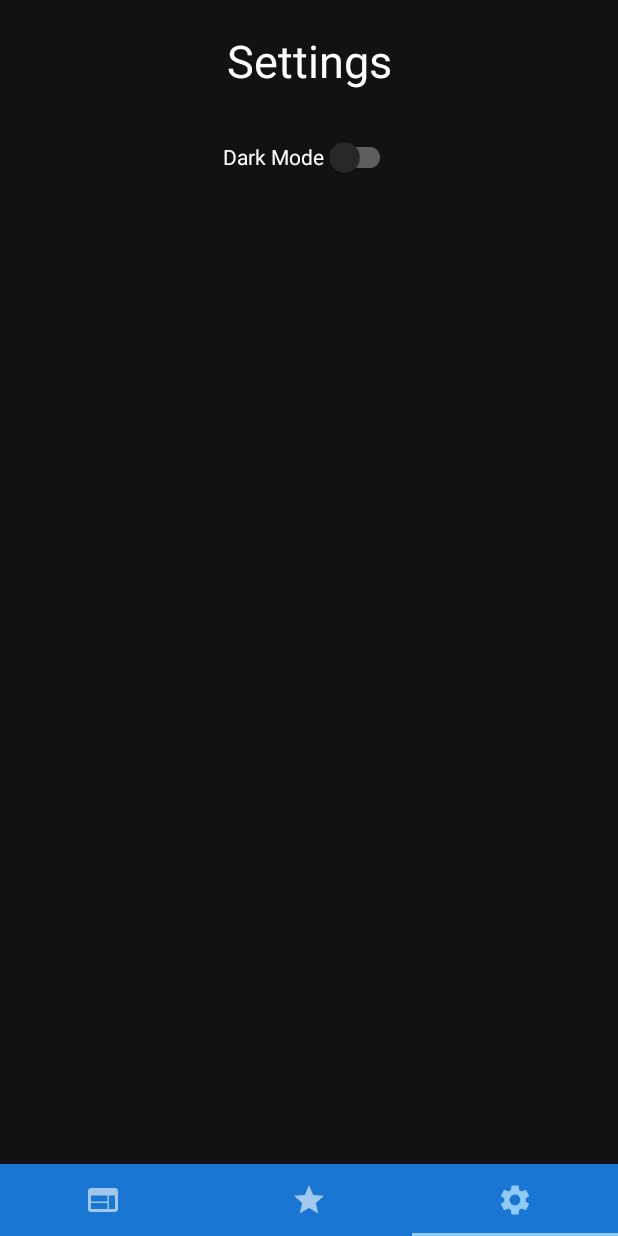
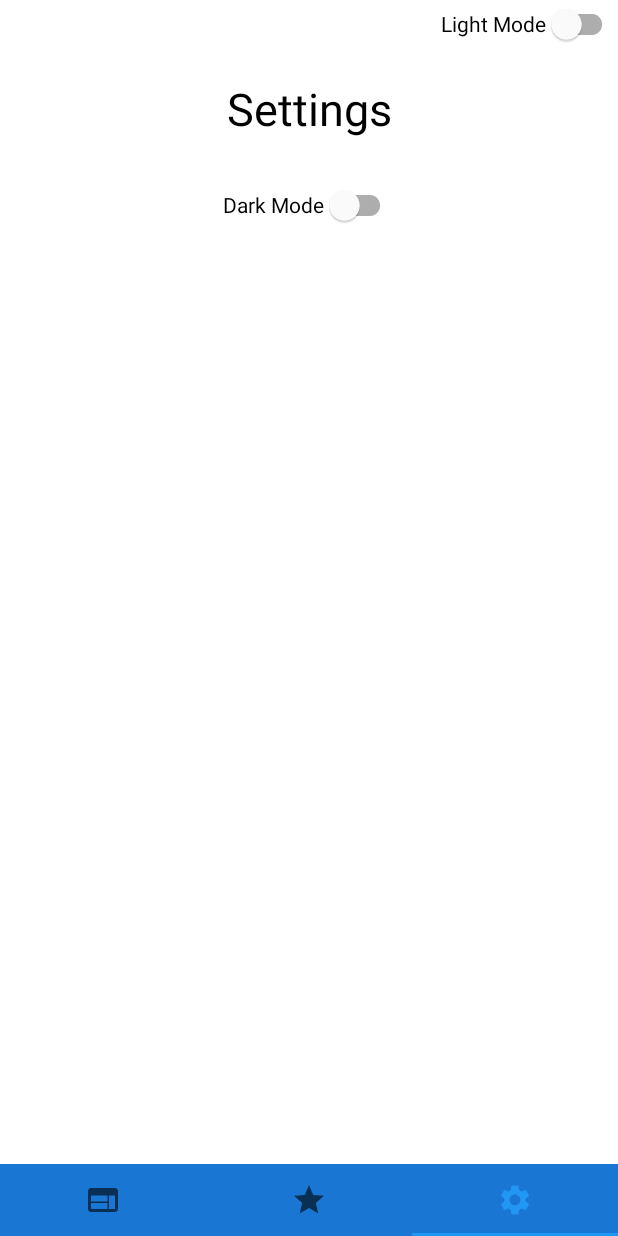
Before and after one commit to Lunderhill25/Multi-Site-Manga-Reader, an Android app: the screen it shows after launch (MainActivity), item 3 of the bottom bar chosen, on a phone screen of 412 x 824 dp. Run offline under Robolectric (Android 15) with nearby library versions, the phone set to English and light mode, and no system bars.

Commit message:
Created Layout For Cards and Working Theme Button

```diff
--- a/TrueManga/app/src/main/java/com/example/truemanga/MainActivity.kt
+++ b/TrueManga/app/src/main/java/com/example/truemanga/MainActivity.kt
@@ -1,9 +1,11 @@
 package com.example.truemanga
 
+import android.content.SharedPreferences
 import androidx.appcompat.app.AppCompatActivity
 import android.os.Bundle
 import android.view.Menu
 import android.view.MenuItem
+import android.widget.Toast
 import androidx.appcompat.app.AppCompatDelegate
 import com.example.truemanga.fragments.FavouritesFragment
 import com.example.truemanga.fragments.SettingsFragment
@@ -16,17 +18,24 @@ import com.google.android.material.switchmaterial.SwitchMaterial
 class MainActivity : AppCompatActivity() {
 
     override fun onCreate(savedInstanceState: Bundle?) {
-        AppCompatDelegate.setDefaultNightMode(AppCompatDelegate.MODE_NIGHT_YES)
+        //AppCompatDelegate.setDefaultNightMode(AppCompatDelegate.MODE_NIGHT_YES)
         //AppCompatDelegate.setDefaultNightMode(AppCompatDelegate.MODE_NIGHT_NO)
         super.onCreate(savedInstanceState)
         setContentView(R.layout.activity_main)
 
+        settings()
         setUpTabs()
 
     }
 
-
-
+    private fun settings(){
+        val stateSwitch = findViewById<SwitchMaterial>(R.id.theme_switch);
+        stateSwitch?.setOnCheckedChangeListener({ _ , isChecked -> val theme = if (isChecked) "Dark Mode" else "LightMode"
+            stateSwitch.setText(theme)
+            if(isChecked){AppCompatDelegate.setDefaultNightMode(AppCompatDelegate.MODE_NIGHT_YES)}
+            else{AppCompatDelegate.setDefaultNightMode(AppCompatDelegate.MODE_NIGHT_NO)}
+        })
+    }
 
     private fun setUpTabs(){
         val adapter = ViewPagerAdapter(supportFragmentManager)
@@ -44,8 +53,6 @@ class MainActivity : AppCompatActivity() {
         tabLayout.getTabAt(1)!!.setIcon(R.drawable.ic_baseline_star_24)
         tabLayout.getTabAt(2)!!.setIcon(R.drawable.ic_baseline_settings_24)
 
-
-
     }
 
 
--- a/TrueManga/app/src/main/res/layout/activity_main.xml
+++ b/TrueManga/app/src/main/res/layout/activity_main.xml
@@ -6,11 +6,25 @@
     android:layout_height="match_parent"
     tools:context=".MainActivity">
 
+    <com.google.android.material.switchmaterial.SwitchMaterial
+        android:id="@+id/theme_switch"
+        android:layout_width="wrap_content"
+        android:layout_height="wrap_content"
+        android:minHeight="32dp"
+        android:text="Light Mode"
+        app:layout_constraintBottom_toTopOf="@+id/view_pager"
+        app:layout_constraintEnd_toEndOf="parent"/>
+
     <androidx.viewpager.widget.ViewPager
         android:id="@+id/view_pager"
         android:layout_width="match_parent"
         android:layout_height="match_parent"
-        app:layout_constraintBottom_toTopOf="@+id/tab_layout">
+        android:layout_marginTop="32dp"
+        app:layout_constraintBottom_toTopOf="@+id/tab_layout"
+        app:layout_constraintTop_toBottomOf="@id/theme_switch"
+        tools:ignore="SpeakableTextPresentCheck">
+
+
     </androidx.viewpager.widget.ViewPager>
 
     <com.google.android.material.tabs.TabLayout
```
Also changed, not shown: TrueManga/app/src/main/res/layout/site_list_item.xml (added, +67 -0 lines).
